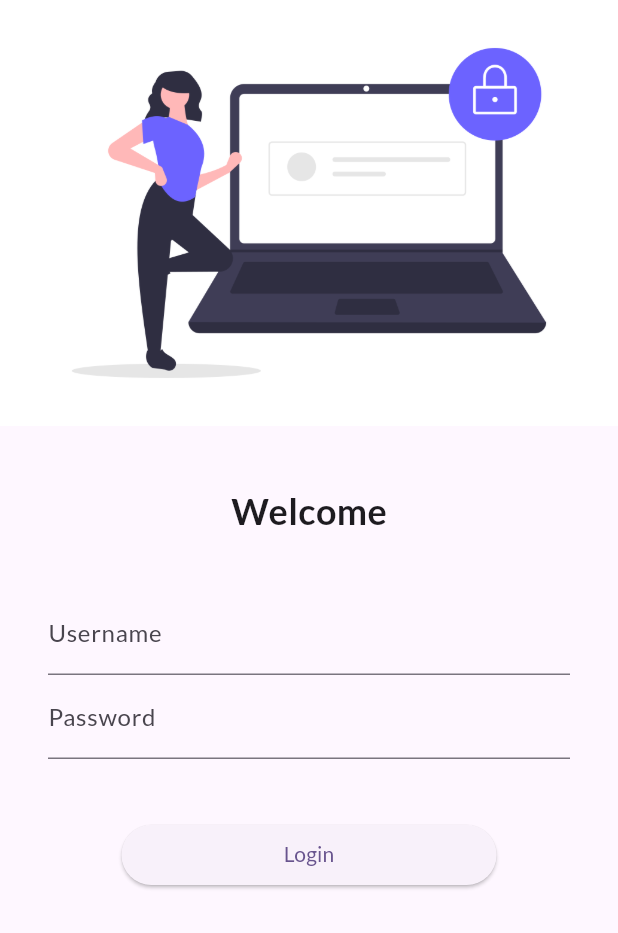
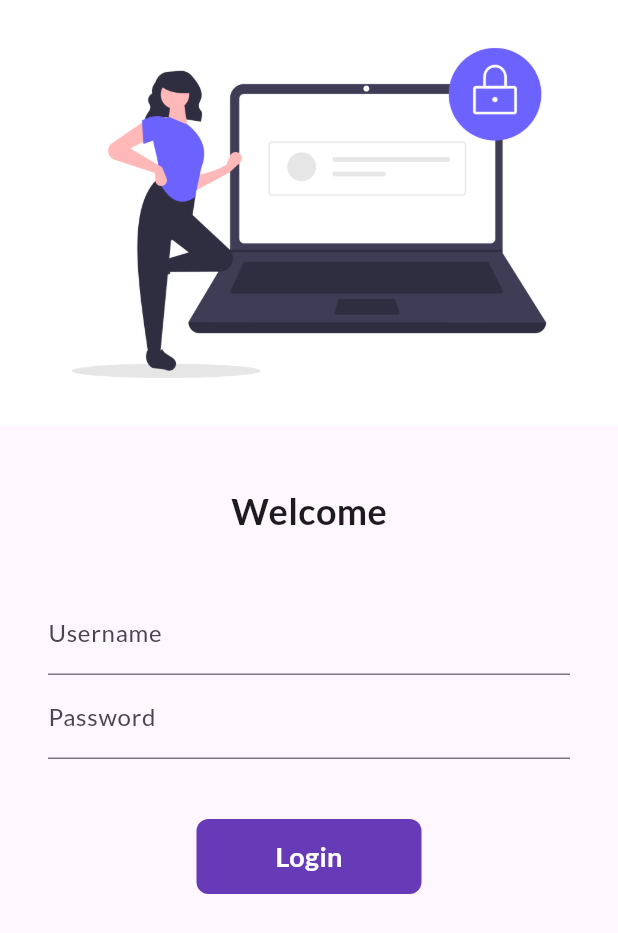
Before and after one commit to zaman116/FlutterCatalog, a Flutter app: the screen it shows after launch, on a phone screen of 412 x 824 dp. Shown: the top 933 px of the screen. Run offline on Flutter 3.47's test engine with Material 3 defaults, Android fonts, the phone set to English and light mode, and no system bars; our stand-ins replace google_fonts.

Commit message:
Day 6 comleted

```diff
--- a/lib/pages/login_page.dart
+++ b/lib/pages/login_page.dart
@@ -2,8 +2,15 @@ import 'package:flutter/cupertino.dart';
 import 'package:flutter/material.dart';
 import 'package:flutter_cubit/utills/routes.dart';
 
-class LoginPage extends StatelessWidget {
+class LoginPage extends StatefulWidget {
   const LoginPage({super.key});
+
+  @override
+  State<LoginPage> createState() => _LoginPageState();
+}
+
+class _LoginPageState extends State<LoginPage> {
+  bool changeButton = false;
 
   @override
   Widget build(BuildContext context) {
@@ -37,13 +44,40 @@ class LoginPage extends StatelessWidget {
                       ),
                     ),
                     const SizedBox(height: 40),
-                    ElevatedButton(
+                    /*ElevatedButton(
                       style: TextButton.styleFrom(minimumSize: const Size(250, 40)),
                       onPressed: (){
                        Navigator.pushNamed(context, MyRoutes.homeRoute);
                       },
                       child: const Text("Login"),
-                    ),
+                    ),*/
+                    InkWell(
+                      onTap: () async {
+                        setState(() {
+                          changeButton = true;
+                        });
+                        await Future.delayed(const Duration(seconds: 1));
+                        Navigator.pushNamed(context, MyRoutes.homeRoute);
+                      },
+                      child: AnimatedContainer(
+                        duration: const Duration(seconds: 1),
+                        width: changeButton? 50 : 150,
+                        height: 50,
+                        alignment: Alignment.center,
+                        decoration: BoxDecoration(
+                          borderRadius: BorderRadius.circular(changeButton? 50 : 8),
+                          color: Colors.deepPurple,
+                        ),
+                        child: changeButton?
+                        const Icon(Icons.done, color: Colors.white,) :
+                        const Text('Login', style: TextStyle(
+                          fontSize: 18,
+                          fontWeight: FontWeight.bold,
+                          color: Colors.white
+                        ),
+                        ),
+                      ),
+                    )
                   ],
                 ),
               )
```
